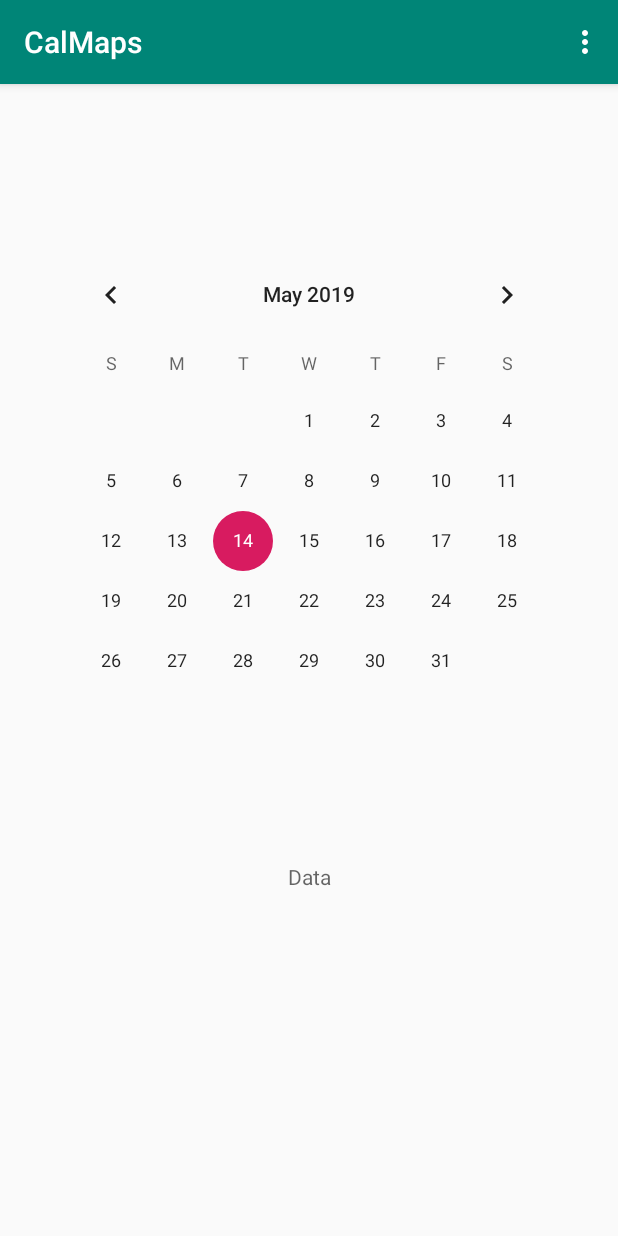
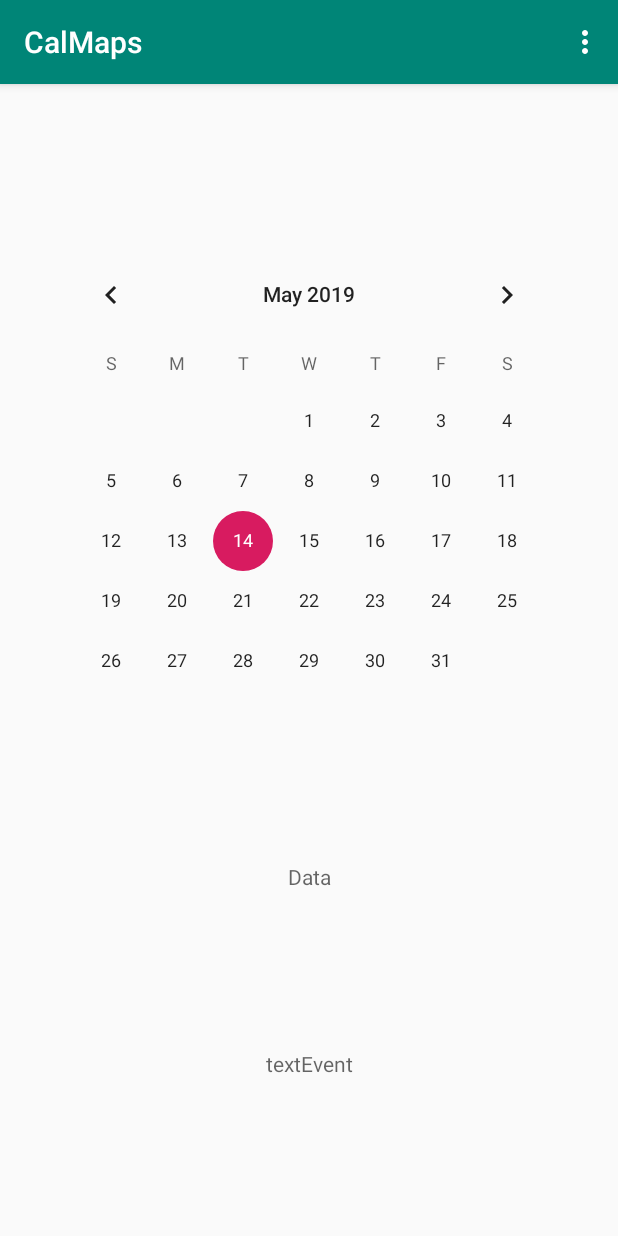
Before and after one commit to gdziugiel/CalMaps, an Android app: the screen it shows after launch (MainActivity), on a phone screen of 412 x 824 dp. Run offline under Robolectric (Android 15) with nearby library versions, the phone set to English and light mode, and no system bars; libraries missing offline, so code that uses them is left out: com.google.api.client, com.google.api.services, pub.devrel.easypermissions.

Commit message:
Add event button, fix screen reloading on day change

```diff
--- a/app/src/main/java/com/example/gdziu/calmaps/MainActivity.java
+++ b/app/src/main/java/com/example/gdziu/calmaps/MainActivity.java
@@ -58,6 +58,7 @@ public class MainActivity extends AppCompatActivity {
 
     private static final String TAG = "MainActivity";
     private TextView theDate;
+    private TextView theTextEvent;
     private CalendarView mCalendarView;
 
 
@@ -72,20 +73,27 @@ public class MainActivity extends AppCompatActivity {
             public void onSelectedDayChange(CalendarView view, int year, int month, int dayOfMonth) {
                 String date = dayOfMonth + "/" + (month + 1) + "/" + year;
 
-                Intent intent = new Intent(MainActivity.this, MainActivity.class);
-                intent.putExtra("date", date);
-                startActivity(intent);
+                //Intent intent = new Intent(MainActivity.this, MainActivity.class);
+                //intent.putExtra("date", date);
+                //startActivity(intent);
+
+                theDate = (TextView) findViewById(R.id.date);
+                //Intent incomingIntent = getIntent();
+                //String date = incomingIntent.getStringExtra("date");
+                theDate.setText(date);
+
             }
         });
 
         theDate = (TextView) findViewById(R.id.date);
-
-
         Intent incomingIntent = getIntent();
         String date = incomingIntent.getStringExtra("date");
         theDate.setText(date);
 
-
+        theTextEvent = (TextView) findViewById(R.id.textEvent);
+        Intent incomingTextEvent = getIntent();
+        String event = incomingTextEvent.getStringExtra("event");
+        theTextEvent.setText(event);
     }
 
 
--- a/app/src/main/res/layout/activity_add_event.xml
+++ b/app/src/main/res/layout/activity_add_event.xml
@@ -73,7 +73,7 @@
                 android:layout_width="fill_parent"
                 android:layout_height="38dp"
                 android:layout_marginBottom="20dp"
-                android:inputType="text"
+                android:inputType="datetime"
                 android:singleLine="true"
                 android:textSize="14sp" />
 
@@ -90,7 +90,8 @@
                 android:text="@string/add_event"
                 android:textAllCaps="true"
                 android:textColor="@android:color/white"
-                android:textSize="13sp" />
+                android:textSize="13sp"
+                android:onClick="sendMessage" />
         </LinearLayout>
     </ScrollView>
 
--- a/app/src/main/res/layout/activity_main.xml
+++ b/app/src/main/res/layout/activity_main.xml
@@ -1,8 +1,7 @@
 <?xml version="1.0" encoding="utf-8"?>
-<android.support.constraint.ConstraintLayout
-    xmlns:android="http://schemas.android.com/apk/res/android"
+<android.support.constraint.ConstraintLayout xmlns:android="http://schemas.android.com/apk/res/android"
+    xmlns:app="http://schemas.android.com/apk/res-auto"
     xmlns:tools="http://schemas.android.com/tools"
-    xmlns:app="http://schemas.android.com/apk/res-auto"
     android:layout_width="match_parent"
     android:layout_height="match_parent"
     tools:context=".MainActivity">
@@ -37,4 +36,20 @@
         app:layout_constraintEnd_toEndOf="parent"
         app:layout_constraintStart_toStartOf="parent"
         app:layout_constraintTop_toBottomOf="@+id/calendarView2" />
+
+    <TextView
+        android:id="@+id/textEvent"
+        android:layout_width="wrap_content"
+        android:layout_height="wrap_content"
+        android:layout_marginStart="176dp"
+        android:layout_marginLeft="176dp"
+        android:layout_marginTop="8dp"
+        android:layout_marginEnd="176dp"
+        android:layout_marginRight="176dp"
+        android:layout_marginBottom="8dp"
+        android:hint="textEvent"
+        app:layout_constraintBottom_toBottomOf="parent"
+        app:layout_constraintEnd_toEndOf="parent"
+        app:layout_constraintStart_toStartOf="parent"
+        app:layout_constraintTop_toBottomOf="@+id/date" />
 </android.support.constraint.ConstraintLayout>
```
Also changed, not shown: app/src/main/java/com/example/gdziu/calmaps/AddEventActivity.java (+17 -0 lines), 3 other files.
